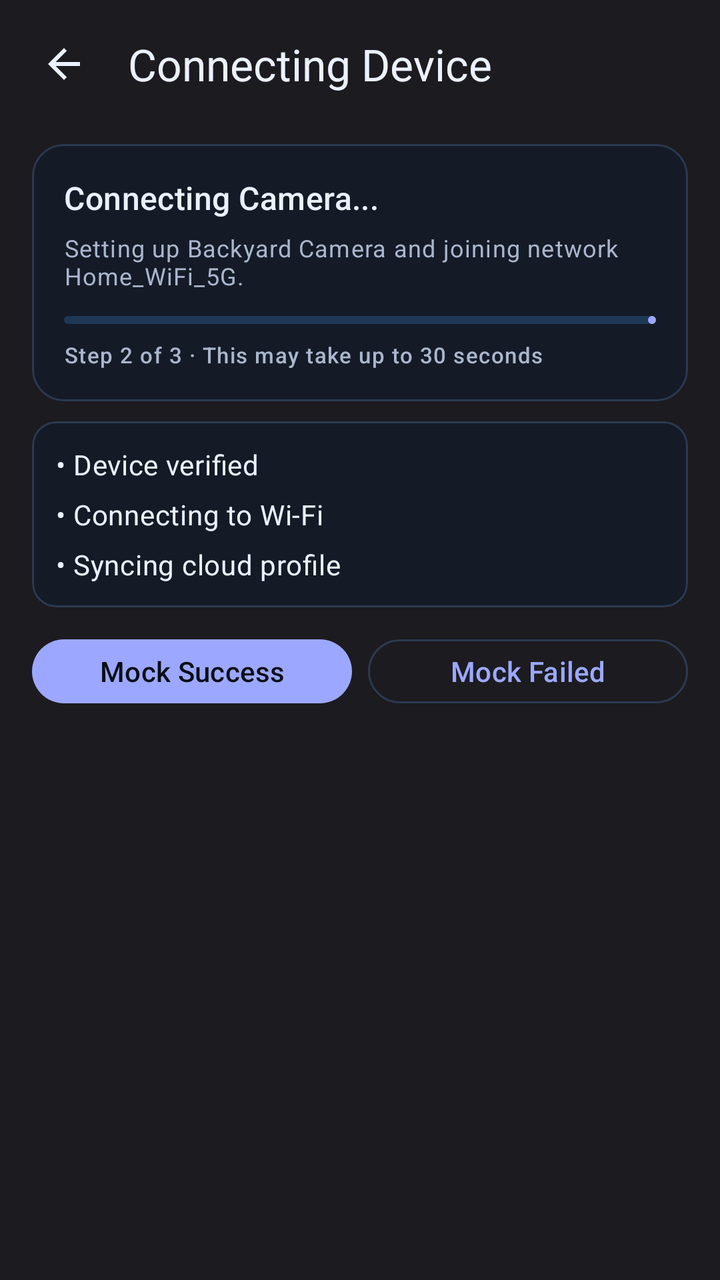
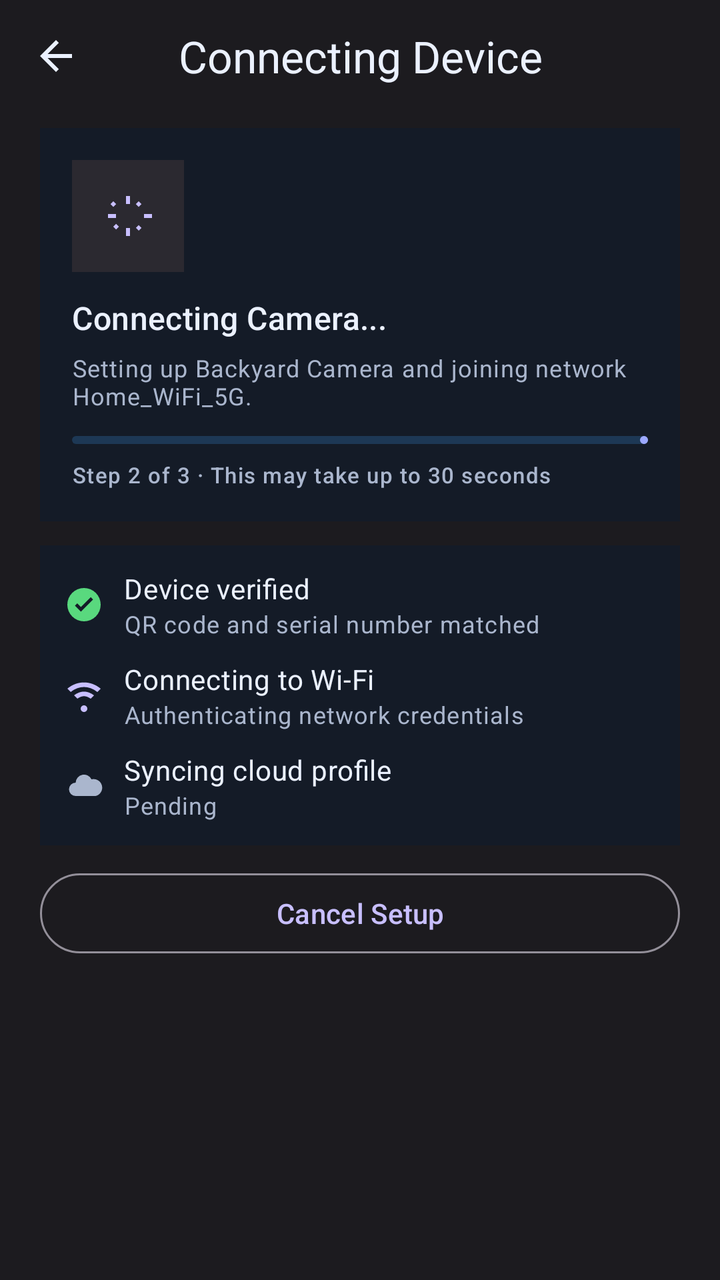

Before-and-after screenshots of an Android layout around one commit, followed by the original layout XML and the change that was made.
<!-- AndroidManifest.xml: application theme Theme.RealLive -->
<!-- res/layout/activity_camera_connect_progress.xml -->
<?xml version="1.0" encoding="utf-8"?>
<LinearLayout xmlns:android="http://schemas.android.com/apk/res/android"
    xmlns:app="http://schemas.android.com/apk/res-auto"
    android:layout_width="match_parent"
    android:layout_height="match_parent"
    android:background="@color/auth_bg"
    android:orientation="vertical">

    <com.google.android.material.appbar.MaterialToolbar
        android:id="@+id/camera_connect_progress_toolbar"
        android:layout_width="match_parent"
        android:layout_height="wrap_content"
        android:background="@android:color/transparent"
        android:paddingStart="4dp"
        android:paddingEnd="4dp"
        app:navigationIcon="@drawable/ic_arrow_back_24"
        app:navigationIconTint="?attr/colorOnBackground"
        app:title="Connecting Device"
        app:titleTextColor="?attr/colorOnBackground" />

    <LinearLayout
        android:layout_width="match_parent"
        android:layout_height="0dp"
        android:layout_weight="1"
        android:orientation="vertical"
        android:paddingStart="16dp"
        android:paddingTop="8dp"
        android:paddingEnd="16dp"
        android:paddingBottom="12dp">

        <com.google.android.material.card.MaterialCardView
            android:layout_width="match_parent"
            android:layout_height="wrap_content"
            app:cardBackgroundColor="?attr/colorSurface"
            app:cardCornerRadius="16dp"
            app:cardElevation="0dp"
            app:strokeColor="?attr/colorOutlineVariant"
            app:strokeWidth="1dp">

            <LinearLayout
                android:layout_width="match_parent"
                android:layout_height="wrap_content"
                android:orientation="vertical"
                android:padding="16dp">

                <TextView
                    android:layout_width="match_parent"
                    android:layout_height="wrap_content"
                    android:text="Connecting Camera..."
                    android:textAppearance="@style/TextAppearance.Material3.TitleMedium"
                    android:textColor="?attr/colorOnSurface" />

                <TextView
                    android:layout_width="match_parent"
                    android:layout_height="wrap_content"
                    android:layout_marginTop="6dp"
                    android:text="Setting up Backyard Camera and joining network Home_WiFi_5G."
                    android:textAppearance="@style/TextAppearance.Material3.BodySmall"
                    android:textColor="?attr/colorOnSurfaceVariant" />

                <com.google.android.material.progressindicator.LinearProgressIndicator
                    android:layout_width="match_parent"
                    android:layout_height="wrap_content"
                    android:layout_marginTop="12dp"
                    android:indeterminate="false"
                    android:progress="62" />

                <TextView
                    android:layout_width="match_parent"
                    android:layout_height="wrap_content"
                    android:layout_marginTop="8dp"
                    android:text="Step 2 of 3 · This may take up to 30 seconds"
                    android:textAppearance="@style/TextAppearance.Material3.LabelSmall"
                    android:textColor="?attr/colorOnSurfaceVariant" />
            </LinearLayout>
        </com.google.android.material.card.MaterialCardView>

        <com.google.android.material.card.MaterialCardView
            android:layout_width="match_parent"
            android:layout_height="wrap_content"
            android:layout_marginTop="10dp"
            app:cardBackgroundColor="?attr/colorSurface"
            app:cardCornerRadius="12dp"
            app:cardElevation="0dp"
            app:strokeColor="?attr/colorOutlineVariant"
            app:strokeWidth="1dp">

            <LinearLayout
                android:layout_width="match_parent"
                android:layout_height="wrap_content"
                android:orientation="vertical"
                android:padding="12dp">

                <TextView
                    android:layout_width="match_parent"
                    android:layout_height="wrap_content"
                    android:text="• Device verified"
                    android:textAppearance="@style/TextAppearance.Material3.BodyMedium"
                    android:textColor="?attr/colorOnSurface" />

                <TextView
                    android:layout_width="match_parent"
                    android:layout_height="wrap_content"
                    android:layout_marginTop="6dp"
                    android:text="• Connecting to Wi-Fi"
                    android:textAppearance="@style/TextAppearance.Material3.BodyMedium"
                    android:textColor="?attr/colorOnSurface" />

                <TextView
                    android:layout_width="match_parent"
                    android:layout_height="wrap_content"
                    android:layout_marginTop="6dp"
                    android:text="• Syncing cloud profile"
                    android:textAppearance="@style/TextAppearance.Material3.BodyMedium"
                    android:textColor="?attr/colorOnSurface" />
            </LinearLayout>
        </com.google.android.material.card.MaterialCardView>

        <LinearLayout
            android:layout_width="match_parent"
            android:layout_height="wrap_content"
            android:layout_marginTop="12dp"
            android:orientation="horizontal">

            <com.google.android.material.button.MaterialButton
                android:id="@+id/camera_connect_to_success"
                android:layout_width="0dp"
                android:layout_height="40dp"
                android:layout_weight="1"
                android:text="Mock Success"
                android:textAllCaps="false" />

            <com.google.android.material.button.MaterialButton
                android:id="@+id/camera_connect_to_failed"
                style="?attr/materialButtonOutlinedStyle"
                android:layout_width="0dp"
                android:layout_height="40dp"
                android:layout_marginStart="8dp"
                android:layout_weight="1"
                android:text="Mock Failed"
                android:textAllCaps="false" />
        </LinearLayout>
    </LinearLayout>

</LinearLayout>
<!-- resources referenced by this layout -->
<resources>
  <!-- drawable ic_arrow_back_24 (drawable) -->
  <vector xmlns:android="http://schemas.android.com/apk/res/android"
      android:width="24dp"
      android:height="24dp"
      android:viewportWidth="24"
      android:viewportHeight="24">
      <path
          android:fillColor="#111827"
          android:pathData="M20,11H7.83l5.59,-5.59L12,4l-8,8l8,8l1.41,-1.41L7.83,13H20v-2z" />
  </vector>
  <style name="Theme.RealLive" parent="Theme.Material3.DayNight.NoActionBar">
          <item name="colorPrimary">@color/rl_brand</item>
          <item name="colorOnPrimary">@color/rl_bg</item>
          <item name="colorPrimaryContainer">@color/rl_brand_soft</item>
          <item name="colorOnPrimaryContainer">@color/rl_text_primary</item>
  
          <item name="colorSecondary">@color/rl_secondary</item>
          <item name="colorOnSecondary">@color/rl_bg</item>
          <item name="colorSecondaryContainer">@color/rl_secondary_soft</item>
          <item name="colorOnSecondaryContainer">@color/rl_text_primary</item>
  
          <item name="colorTertiary">@color/rl_tertiary</item>
          <item name="colorOnTertiary">@color/rl_bg</item>
          <item name="colorTertiaryContainer">@color/rl_tertiary_soft</item>
          <item name="colorOnTertiaryContainer">@color/rl_text_primary</item>
  
          <item name="colorError">@color/rl_error</item>
          <item name="colorOnError">@color/rl_bg</item>
  
          <item name="colorSurface">@color/rl_surface</item>
          <item name="colorOnSurface">@color/rl_text_primary</item>
          <item name="colorSurfaceVariant">@color/rl_surface_alt</item>
          <item name="colorOnSurfaceVariant">@color/rl_text_secondary</item>
          <item name="colorOutline">@color/rl_border</item>
          <item name="colorOutlineVariant">@color/rl_border</item>
  
          <item name="android:colorBackground">@color/rl_bg</item>
          <item name="colorOnBackground">@color/rl_text_primary</item>
          <item name="android:windowBackground">@color/rl_bg</item>
  
          <item name="android:statusBarColor">@color/rl_bg</item>
          <item name="android:navigationBarColor">@color/rl_bg</item>
          <item name="android:windowLightStatusBar">false</item>
          <item name="android:windowLightNavigationBar">false</item>
      </style>
  <!-- unchanged entries left out for length: 14 -->
</resources>

<!-- the commit's change to res/layout/activity_camera_connect_progress.xml (unified diff, before → after) -->
@@ -6,46 +6,75 @@
     android:background="@color/auth_bg"
     android:orientation="vertical">
 
-    <com.google.android.material.appbar.MaterialToolbar
-        android:id="@+id/camera_connect_progress_toolbar"
+    <LinearLayout
         android:layout_width="match_parent"
-        android:layout_height="wrap_content"
-        android:background="@android:color/transparent"
-        android:paddingStart="4dp"
-        android:paddingEnd="4dp"
-        app:navigationIcon="@drawable/ic_arrow_back_24"
-        app:navigationIconTint="?attr/colorOnBackground"
-        app:title="Connecting Device"
-        app:titleTextColor="?attr/colorOnBackground" />
-
-    <LinearLayout
+        android:layout_height="56dp"
+        android:gravity="center_vertical"
+        android:paddingStart="8dp"
+        android:paddingEnd="8dp">
+
+        <ImageButton
+            android:id="@+id/camera_connect_progress_back"
+            android:layout_width="40dp"
+            android:layout_height="40dp"
+            android:background="@android:color/transparent"
+            android:contentDescription="Back"
+            android:src="@drawable/ic_arrow_back_24"
+            android:tint="?attr/colorOnBackground" />
+
+        <TextView
+            android:layout_width="0dp"
+            android:layout_height="wrap_content"
+            android:layout_weight="1"
+            android:gravity="center"
+            android:text="Connecting Device"
+            android:textAppearance="@style/TextAppearance.Material3.TitleLarge"
+            android:textColor="?attr/colorOnBackground" />
+
+        <View
+            android:layout_width="40dp"
+            android:layout_height="40dp" />
+    </LinearLayout>
+
+    <ScrollView
         android:layout_width="match_parent"
         android:layout_height="0dp"
         android:layout_weight="1"
-        android:orientation="vertical"
-        android:paddingStart="16dp"
-        android:paddingTop="8dp"
-        android:paddingEnd="16dp"
-        android:paddingBottom="12dp">
-
-        <com.google.android.material.card.MaterialCardView
+        android:scrollbars="none">
+
+        <LinearLayout
             android:layout_width="match_parent"
             android:layout_height="wrap_content"
-            app:cardBackgroundColor="?attr/colorSurface"
-            app:cardCornerRadius="16dp"
-            app:cardElevation="0dp"
-            app:strokeColor="?attr/colorOutlineVariant"
-            app:strokeWidth="1dp">
+            android:orientation="vertical"
+            android:paddingStart="20dp"
+            android:paddingTop="8dp"
+            android:paddingEnd="20dp"
+            android:paddingBottom="16dp">
 
             <LinearLayout
                 android:layout_width="match_parent"
                 android:layout_height="wrap_content"
+                android:background="@color/rl_surface"
                 android:orientation="vertical"
                 android:padding="16dp">
 
+                <FrameLayout
+                    android:layout_width="56dp"
+                    android:layout_height="56dp"
+                    android:background="#2B2930">
+
+                    <ImageView
+                        android:layout_width="24dp"
+                        android:layout_height="24dp"
+                        android:layout_gravity="center"
+                        android:src="@drawable/ic_rl_progress_activity_24"
+                        android:tint="@color/auth_primary" />
+                </FrameLayout>
+
                 <TextView
                     android:layout_width="match_parent"
                     android:layout_height="wrap_content"
+                    android:layout_marginTop="12dp"
                     android:text="Connecting Camera..."
                     android:textAppearance="@style/TextAppearance.Material3.TitleMedium"
                     android:textColor="?attr/colorOnSurface" />
@@ -73,73 +102,137 @@
                     android:textAppearance="@style/TextAppearance.Material3.LabelSmall"
                     android:textColor="?attr/colorOnSurfaceVariant" />
             </LinearLayout>
-        </com.google.android.material.card.MaterialCardView>
-
-        <com.google.android.material.card.MaterialCardView
-            android:layout_width="match_parent"
-            android:layout_height="wrap_content"
-            android:layout_marginTop="10dp"
-            app:cardBackgroundColor="?attr/colorSurface"
-            app:cardCornerRadius="12dp"
-            app:cardElevation="0dp"
-            app:strokeColor="?attr/colorOutlineVariant"
-            app:strokeWidth="1dp">
 
             <LinearLayout
+                android:id="@+id/camera_connect_progress_card"
                 android:layout_width="match_parent"
                 android:layout_height="wrap_content"
+                android:layout_marginTop="12dp"
+                android:background="@color/rl_surface"
                 android:orientation="vertical"
                 android:padding="12dp">
 
-                <TextView
-                    android:layout_width="match_parent"
-                    android:layout_height="wrap_content"
-                    android:text="• Device verified"
-                    android:textAppearance="@style/TextAppearance.Material3.BodyMedium"
-                    android:textColor="?attr/colorOnSurface" />
-
-                <TextView
-                    android:layout_width="match_parent"
-                    android:layout_height="wrap_content"
-                    android:layout_marginTop="6dp"
-                    android:text="• Connecting to Wi-Fi"
-                    android:textAppearance="@style/TextAppearance.Material3.BodyMedium"
-                    android:textColor="?attr/colorOnSurface" />
-
-                <TextView
-                    android:layout_width="match_parent"
-                    android:layout_height="wrap_content"
-                    android:layout_marginTop="6dp"
-                    android:text="• Syncing cloud profile"
-                    android:textAppearance="@style/TextAppearance.Material3.BodyMedium"
-                    android:textColor="?attr/colorOnSurface" />
+                <LinearLayout
+                    android:layout_width="match_parent"
+                    android:layout_height="wrap_content"
+                    android:gravity="center_vertical"
+                    android:orientation="horizontal">
+
+                    <ImageView
+                        android:layout_width="20dp"
+                        android:layout_height="20dp"
+                        android:src="@drawable/ic_rl_check_circle_24"
+                        android:tint="@color/rl_success" />
+
+                    <LinearLayout
+                        android:layout_width="0dp"
+                        android:layout_height="wrap_content"
+                        android:layout_marginStart="10dp"
+                        android:layout_weight="1"
+                        android:orientation="vertical">
+
+                        <TextView
+                            android:layout_width="match_parent"
+                            android:layout_height="wrap_content"
+                            android:text="Device verified"
+                            android:textAppearance="@style/TextAppearance.Material3.BodyMedium"
+                            android:textColor="?attr/colorOnSurface" />
+
+                        <TextView
+                            android:layout_width="match_parent"
+                            android:layout_height="wrap_content"
+                            android:text="QR code and serial number matched"
+                            android:textAppearance="@style/TextAppearance.Material3.BodySmall"
+                            android:textColor="?attr/colorOnSurfaceVariant" />
+                    </LinearLayout>
+                </LinearLayout>
+
+                <LinearLayout
+                    android:layout_width="match_parent"
+                    android:layout_height="wrap_content"
+                    android:layout_marginTop="10dp"
+                    android:gravity="center_vertical"
+                    android:orientation="horizontal">
+
+                    <ImageView
+                        android:layout_width="20dp"
+                        android:layout_height="20dp"
+                        android:src="@drawable/ic_rl_wifi_24"
+                        android:tint="@color/auth_primary" />
+
+                    <LinearLayout
+                        android:layout_width="0dp"
+                        android:layout_height="wrap_content"
+                        android:layout_marginStart="10dp"
+                        android:layout_weight="1"
+                        android:orientation="vertical">
+
+                        <TextView
+                            android:layout_width="match_parent"
+                            android:layout_height="wrap_content"
+                            android:text="Connecting to Wi-Fi"
+                            android:textAppearance="@style/TextAppearance.Material3.BodyMedium"
+                            android:textColor="?attr/colorOnSurface" />
+
+                        <TextView
+                            android:layout_width="match_parent"
+                            android:layout_height="wrap_content"
+                            android:text="Authenticating network credentials"
+                            android:textAppearance="@style/TextAppearance.Material3.BodySmall"
+                            android:textColor="?attr/colorOnSurfaceVariant" />
+                    </LinearLayout>
+                </LinearLayout>
+
+                <LinearLayout
+                    android:layout_width="match_parent"
+                    android:layout_height="wrap_content"
+                    android:layout_marginTop="10dp"
+                    android:gravity="center_vertical"
+                    android:orientation="horizontal">
+
+                    <ImageView
+                        android:layout_width="20dp"
+                        android:layout_height="20dp"
+                        android:src="@drawable/ic_rl_cloud_upload_24"
+                        android:tint="?attr/colorOnSurfaceVariant" />
+
+                    <LinearLayout
+                        android:layout_width="0dp"
+                        android:layout_height="wrap_content"
+                        android:layout_marginStart="10dp"
+                        android:layout_weight="1"
+                        android:orientation="vertical">
+
+                        <TextView
+                            android:layout_width="match_parent"
+                            android:layout_height="wrap_content"
+                            android:text="Syncing cloud profile"
+                            android:textAppearance="@style/TextAppearance.Material3.BodyMedium"
+                            android:textColor="?attr/colorOnSurface" />
+
+                        <TextView
+                            android:layout_width="match_parent"
+                            android:layout_height="wrap_content"
+                            android:text="Pending"
+                            android:textAppearance="@style/TextAppearance.Material3.BodySmall"
+                            android:textColor="?attr/colorOnSurfaceVariant" />
+                    </LinearLayout>
+                </LinearLayout>
             </LinearLayout>
-        </com.google.android.material.card.MaterialCardView>
-
-        <LinearLayout
-            android:layout_width="match_parent"
-            android:layout_height="wrap_content"
-            android:layout_marginTop="12dp"
-            android:orientation="horizontal">
-
-            <com.google.android.material.button.MaterialButton
-                android:id="@+id/camera_connect_to_success"
-                android:layout_width="0dp"
+
+            <TextView
+                android:id="@+id/camera_connect_cancel"
+                android:layout_width="match_parent"
                 android:layout_height="40dp"
-                android:layout_weight="1"
-                android:text="Mock Success"
-                android:textAllCaps="false" />
-
-            <com.google.android.material.button.MaterialButton
-                android:id="@+id/camera_connect_to_failed"
-                style="?attr/materialButtonOutlinedStyle"
-                android:layout_width="0dp"
-                android:layout_height="40dp"
-                android:layout_marginStart="8dp"
-                android:layout_weight="1"
-                android:text="Mock Failed"
-                android:textAllCaps="false" />
+                android:layout_marginTop="14dp"
+                android:background="@drawable/bg_btn_outline"
+                android:gravity="center"
+                android:paddingStart="16dp"
+                android:paddingEnd="16dp"
+                android:text="Cancel Setup"
+                android:textAppearance="@style/TextAppearance.Material3.LabelLarge"
+                android:textColor="@color/auth_primary" />
         </LinearLayout>
-    </LinearLayout>
+    </ScrollView>
 
 </LinearLayout>
<!-- resource entries referenced after the edit -->
@@ -1,5 +1,13 @@
 <!-- resources referenced by this layout -->
 <resources>
+  <color name="auth_primary">#C8BFFF</color>
+  <color name="rl_success">#59D97E</color>
+  <!-- drawable bg_btn_outline (drawable) -->
+  <shape xmlns:android="http://schemas.android.com/apk/res/android">
+      <solid android:color="@android:color/transparent" />
+      <stroke android:width="1dp" android:color="#938F99" />
+      <corners android:radius="999dp" />
+  </shape>
   <!-- drawable ic_arrow_back_24 (drawable) -->
   <vector xmlns:android="http://schemas.android.com/apk/res/android"
       android:width="24dp"
@@ -7,8 +15,30 @@
       android:viewportWidth="24"
       android:viewportHeight="24">
       <path
-          android:fillColor="#111827"
+          android:fillColor="@color/rl_text_primary"
           android:pathData="M20,11H7.83l5.59,-5.59L12,4l-8,8l8,8l1.41,-1.41L7.83,13H20v-2z" />
+  </vector>
+  <!-- drawable ic_rl_check_circle_24 (drawable) -->
+  <vector xmlns:android="http://schemas.android.com/apk/res/android" android:width="24dp" android:height="24dp" android:viewportWidth="24" android:viewportHeight="24">
+    <path android:fillColor="#FFFFFFFF" android:pathData="M12,2a10,10 0 1,0 0,20a10,10 0 0,0 0,-20zM10.1,16.2L6.5,12.6l1.4,-1.4l2.2,2.2l5.9,-5.9l1.4,1.4z"/>
+  </vector>
+  <!-- drawable ic_rl_cloud_upload_24 (drawable) -->
+  <vector xmlns:android="http://schemas.android.com/apk/res/android" android:width="24dp" android:height="24dp" android:viewportWidth="24" android:viewportHeight="24">
+    <path android:fillColor="#FFFFFFFF" android:pathData="M19,18H7a4,4 0 0,1 0,-8a5,5 0 0,1 9.5,-2A4,4 0 0,1 19,18zM12,16l-4,-4h3V9h2v3h3z"/>
+  </vector>
+  <!-- drawable ic_rl_progress_activity_24 (drawable) -->
+  <vector xmlns:android="http://schemas.android.com/apk/res/android"
+      android:width="24dp"
+      android:height="24dp"
+      android:viewportWidth="24"
+      android:viewportHeight="24">
+      <path
+          android:fillColor="@android:color/white"
+          android:pathData="M11,2v4h2V2h-2zm6.364,2.636L15.95,6.05l1.414,1.414 1.414,-1.414 -1.414,-1.414zM20,11v2h4v-2h-4zm-4.05,6.95l1.414,1.414 1.414,-1.414 -1.414,-1.414 -1.414,1.414zM11,18v4h2v-4h-2zm-6.364,-0.636l1.414,1.414 1.414,-1.414 -1.414,-1.414 -1.414,1.414zM2,11v2h4v-2H2zm4.05,-4.95L4.636,4.636 3.222,6.05 4.636,7.464 6.05,6.05z" />
+  </vector>
+  <!-- drawable ic_rl_wifi_24 (drawable) -->
+  <vector xmlns:android="http://schemas.android.com/apk/res/android" android:width="24dp" android:height="24dp" android:viewportWidth="24" android:viewportHeight="24">
+    <path android:fillColor="#FFFFFFFF" android:pathData="M12,18a2,2 0 1,1 0,4a2,2 0 0,1 0,-4zM2,8c6,-5 14,-5 20,0l-2,2c-5,-4 -11,-4 -16,0zM6,12c4,-3 8,-3 12,0l-2,2c-3,-2 -5,-2 -8,0z"/>
   </vector>
   <style name="Theme.RealLive" parent="Theme.Material3.DayNight.NoActionBar">
           <item name="colorPrimary">@color/rl_brand</item>
@@ -39,6 +69,7 @@
           <item name="android:colorBackground">@color/rl_bg</item>
           <item name="colorOnBackground">@color/rl_text_primary</item>
           <item name="android:windowBackground">@color/rl_bg</item>
+          <item name="android:textColorHighlight">@android:color/transparent</item>
   
           <item name="android:statusBarColor">@color/rl_bg</item>
           <item name="android:navigationBarColor">@color/rl_bg</item>
